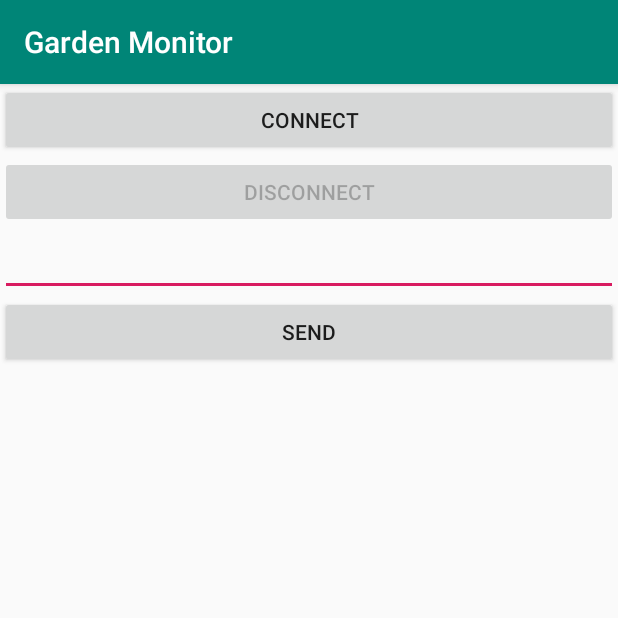
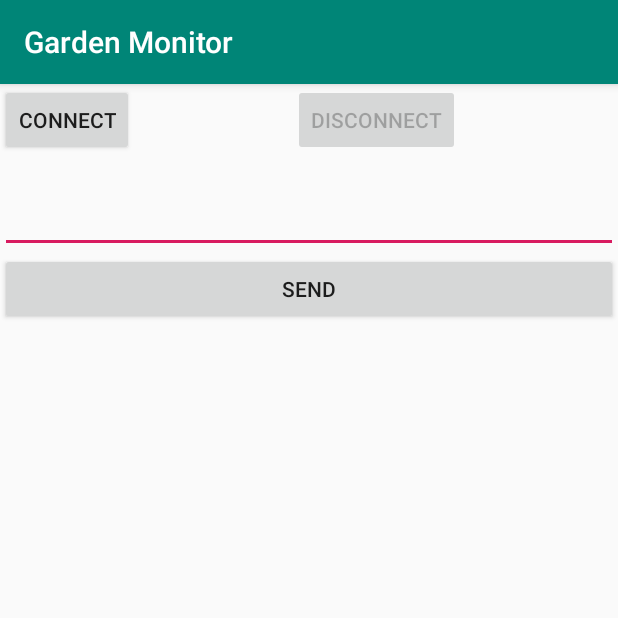
Before and after one commit to solvek/Garden-Monitor, an Android app: the screen it shows after launch (MainActivity), on a phone screen of 412 x 824 dp, the top half of it. Run offline under Robolectric (Android 15) with nearby library versions, the phone set to English and light mode, and no system bars; 1 statement that could not run was skipped.

Commit message:
Showing temperature on android

```diff
--- a/GMonitorAndroid/app/src/main/res/layout/activity_main.xml
+++ b/GMonitorAndroid/app/src/main/res/layout/activity_main.xml
@@ -8,30 +8,39 @@
         tools:context=".MainActivity">
 
     <Button
-            android:id="@+id/buttonConnect"
-            android:layout_width="match_parent"
-            android:layout_height="wrap_content"
-            android:text="@string/connect"
-            android:enabled="false"
-            app:layout_constraintLeft_toLeftOf="parent"
-            app:layout_constraintRight_toRightOf="parent"
-            app:layout_constraintTop_toTopOf="parent"/>
+        android:id="@+id/buttonConnect"
+        android:layout_width="wrap_content"
+        android:layout_height="wrap_content"
+        android:enabled="false"
+        android:text="@string/connect"
+        app:layout_constraintLeft_toLeftOf="parent"
+        app:layout_constraintTop_toTopOf="parent"
+        app:layout_constraintHorizontal_weight="1"/>
+
     <Button
-            android:id="@+id/buttonDisconnect"
-            android:layout_width="match_parent"
-            android:layout_height="wrap_content"
-            android:text="@string/disconnect"
-            android:enabled="false"
-            app:layout_constraintLeft_toLeftOf="parent"
-            app:layout_constraintRight_toRightOf="parent"
-            app:layout_constraintTop_toBottomOf="@id/buttonConnect"/>
+        android:id="@+id/buttonDisconnect"
+        android:layout_width="wrap_content"
+        android:layout_height="wrap_content"
+        android:enabled="false"
+        android:text="@string/disconnect"
+        app:layout_constraintRight_toRightOf="parent"
+        app:layout_constraintLeft_toRightOf="@+id/buttonConnect"
+        app:layout_constraintTop_toTopOf="parent"
+        app:layout_constraintHorizontal_weight="1"/>
+
+    <TextView
+        android:id="@+id/tvTemperature"
+        android:layout_width="match_parent"
+        android:layout_height="wrap_content"
+        app:layout_constraintTop_toBottomOf="@+id/buttonConnect"/>
+
     <EditText
         android:id="@+id/etSend"
         android:layout_width="match_parent"
         android:layout_height="wrap_content"
         app:layout_constraintLeft_toLeftOf="parent"
         app:layout_constraintRight_toRightOf="parent"
-        app:layout_constraintTop_toBottomOf="@id/buttonDisconnect"/>
+        app:layout_constraintTop_toBottomOf="@+id/tvTemperature" />
     <Button
         android:id="@+id/buttonSend"
         android:layout_width="match_parent"
```
Also changed, not shown: GMonitorAndroid/app/src/main/java/com/solvek/gardenmonitor/MainActivity.kt (+14 -3 lines).
